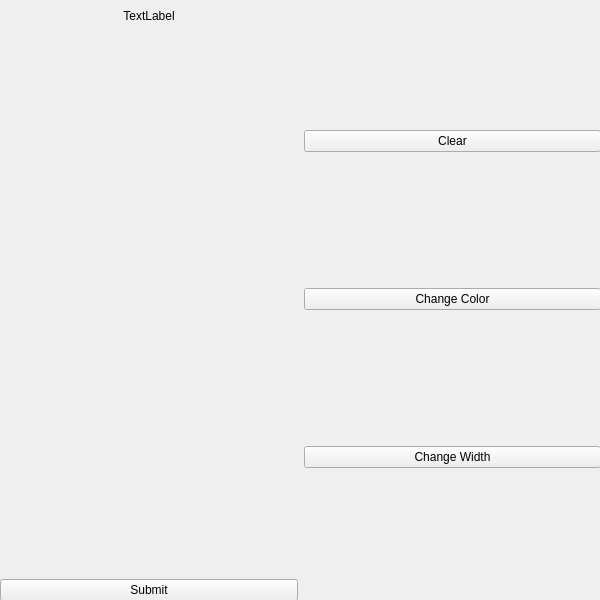
Above: mainwindow.ui from ccivetta/Canvas before the change. Below: the same form after it.
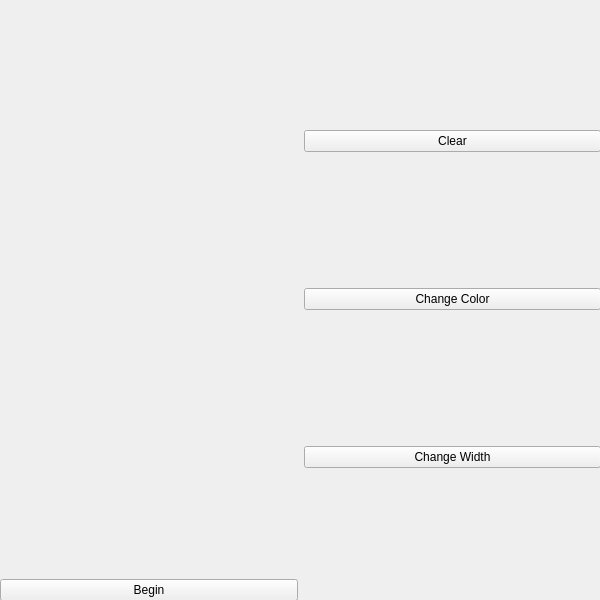
That is the form after the change. Custom widgets are drawn as their Qt base class.

Commit message: Changes label and button text

What changed in the file:
```diff
--- a/mainwindow.ui
+++ b/mainwindow.ui
@@ -56,7 +56,7 @@
           </sizepolicy>
          </property>
          <property name="text">
-          <string>TextLabel</string>
+          <string/>
          </property>
          <property name="alignment">
           <set>Qt::AlignHCenter|Qt::AlignTop</set>
@@ -69,7 +69,7 @@
        <item>
         <widget class="QPushButton" name="submitBtn">
          <property name="text">
-          <string>Submit</string>
+          <string>Begin</string>
          </property>
         </widget>
        </item>
```
The commit also changes 2 other files.
